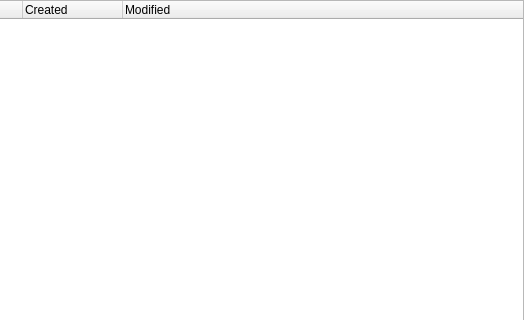
This is source/console/address_book_tab.ui in dchapyshev/aspia as Qt 5 draws it before an edit; both pictures show x 538 to 1062 and y 0 to 320 of the 1062 by 727 pixel window. The edited form follows.
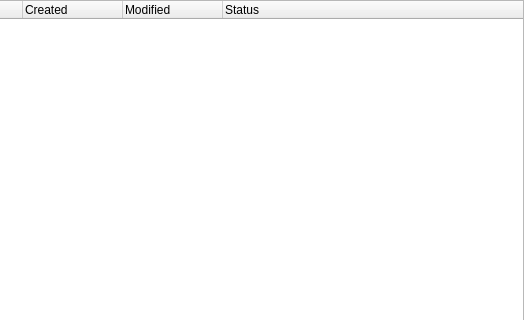
This is the edited form. Custom widgets are drawn as their Qt base class.

The edit to the form file:
```diff
--- a/source/console/address_book_tab.ui
+++ b/source/console/address_book_tab.ui
@@ -91,7 +91,7 @@
        <bool>true</bool>
       </property>
       <property name="columnCount">
-       <number>5</number>
+       <number>6</number>
       </property>
       <column>
        <property name="text">
@@ -118,6 +118,11 @@
         <string>Modified</string>
        </property>
       </column>
+      <column>
+       <property name="text">
+        <string>Status</string>
+       </property>
+      </column>
      </widget>
     </widget>
    </item>
```
